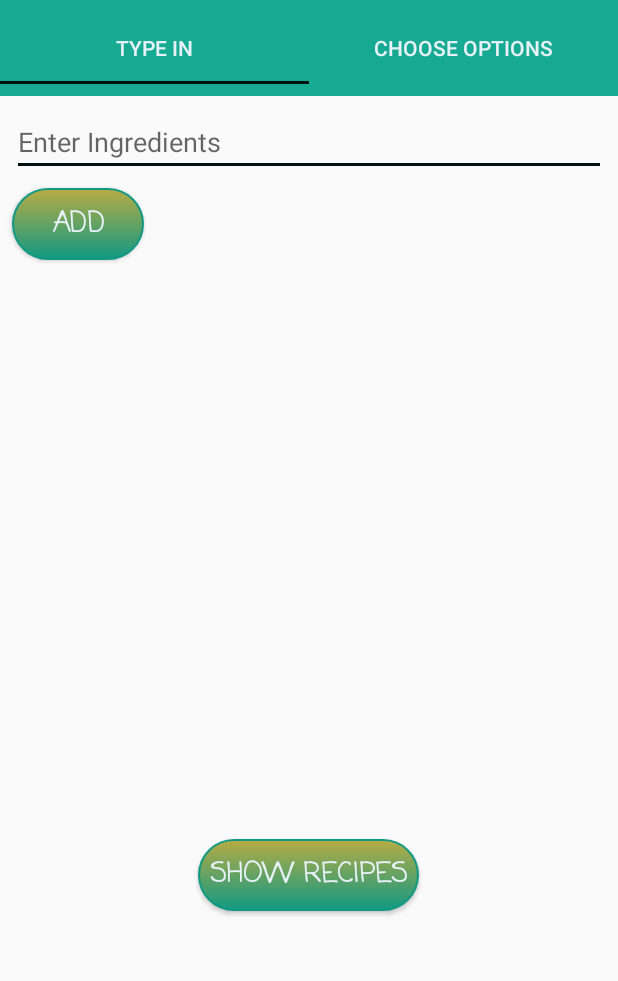
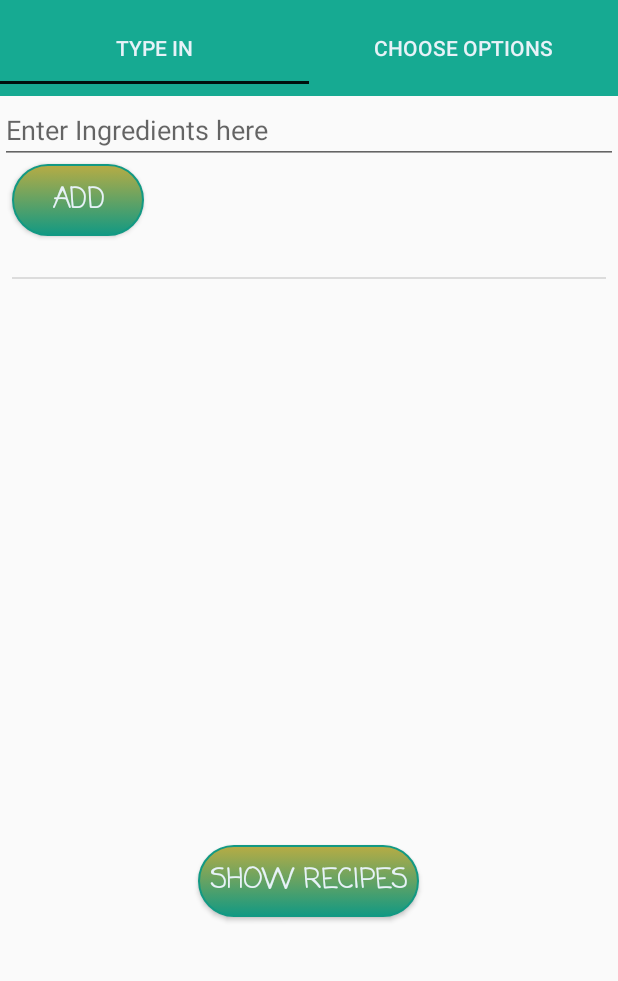
Before and after one commit to LolaAbudu/Lolitas_Kitchen, an Android app: the screen it shows after launch (MainActivity), after a tap on "ADD", on a phone screen of 412 x 824 dp, the part 72-1053 px from its top. Run offline under Robolectric (Android 15) with nearby library versions, the phone set to English and light mode, and no system bars; our stand-ins replace RxJava; network calls fail; 1 statement that could not run was skipped.

Commit message:
made type-in fragment completely functional

```diff
--- a/app/src/main/java/org/pursuit/mealprep/fragments/ChooseOptionFragment.java
+++ b/app/src/main/java/org/pursuit/mealprep/fragments/ChooseOptionFragment.java
@@ -159,12 +159,12 @@
     @Override
     public void addItem(Ingredient ingredient) {
         userSelections.add(ingredient.name);
-        Toast.makeText(getContext(), ingredient + " has been selected", Toast.LENGTH_SHORT).show();
+//        Toast.makeText(getContext(), ingredient + " has been selected", Toast.LENGTH_SHORT).show();
     }
 
     @Override
     public void removeItem(Ingredient ingredient) {
         userSelections.remove(ingredient.name);
-        Toast.makeText(getContext(), ingredient + " has been un-selected", Toast.LENGTH_SHORT).show();
+//        Toast.makeText(getContext(), ingredient + " has been un-selected", Toast.LENGTH_SHORT).show();
     }
 }
--- a/app/src/main/java/org/pursuit/mealprep/fragments/TypeInFragment.java
+++ b/app/src/main/java/org/pursuit/mealprep/fragments/TypeInFragment.java
@@ -10,10 +10,9 @@
 import android.view.View;
 import android.view.ViewGroup;
 import android.widget.ArrayAdapter;
+import android.widget.AutoCompleteTextView;
 import android.widget.Button;
-import android.widget.EditText;
 import android.widget.ListView;
-import android.widget.Toast;
 
 import org.pursuit.mealprep.FragmentInteractionListener;
 import org.pursuit.mealprep.R;
@@ -25,6 +24,7 @@
 
 import java.util.ArrayList;
 import java.util.List;
+import java.util.Objects;
 import java.util.Set;
 import java.util.TreeSet;
 
@@ -34,21 +34,21 @@
 import io.reactivex.schedulers.Schedulers;
 import retrofit2.Retrofit;
 
-public class TypeInFragment extends Fragment implements IngredientSelectedListener {
+public class TypeInFragment extends Fragment {
 
     private FragmentInteractionListener vpListener;
     private CompositeDisposable compositeDisposable;
+    private ArrayAdapter<String> adapter;
 
     private Set<String> ingredients = new TreeSet<>();
     private ArrayList<String> userSelections = new ArrayList<>();
     private ArrayList<Meal> listOfMeals = new ArrayList<>();
     private List<Ingredient> uniqueIngredientList;
 
+    private AutoCompleteTextView ingredients_suggestion_box;
     private ListView userSelectionsListView;
-    private EditText userIngredientsEditText;
+    private Button showRecipeButton;
 
-    private ArrayAdapter<String> adapter;
-    private List<String> newUserSelectionsList;
 
     public TypeInFragment() {
     }
@@ -88,11 +88,11 @@
     @Override
     public void onViewCreated(@NonNull View view, @Nullable Bundle savedInstanceState) {
         super.onViewCreated(view, savedInstanceState);
-//        ingredientsRecyclerView = view.findViewById(R.id.ingredients_recycler_view);
+
         Button addButton = view.findViewById(R.id.type_in_add_button);
-        Button showRecipeButton = view.findViewById(R.id.show_recipe_button);
+        showRecipeButton = view.findViewById(R.id.type_in_show_recipe_button);
         userSelectionsListView = view.findViewById(R.id.type_in_ingredients_listview);
-        userIngredientsEditText = view.findViewById(R.id.type_in_edit_text);
+        ingredients_suggestion_box = view.findViewById(R.id.suggestion_box);
 
         Retrofit retrofit = RetrofitSingleton.getInstance();
         MealServices mealServices = retrofit.create(MealServices.class);
@@ -108,37 +108,35 @@
 
                             listOfMeals.addAll(meals);
 
+                            transformingSetOfIngredientsIntoAList();
 
-                            transformingSetOfIngredientsIntoAList();
+                            ArrayAdapter<Ingredient> adapter = new ArrayAdapter<>(Objects.requireNonNull(getContext()), android.R.layout.simple_spinner_dropdown_item, uniqueIngredientList);
+                            ingredients_suggestion_box.setAdapter(adapter);
 
                         },
                         throwable -> Log.d("TAG", "onFailure" + throwable)
                 ));
 
+        addButtonOnClickEvent(addButton);
+        sendingUserToDisplayAllMealFragment();
+    }
+
+    private void addButtonOnClickEvent(Button addButton) {
         addButton.setOnClickListener(v -> {
-            newUserSelectionsList = new ArrayList<>();
-            String userInput = userIngredientsEditText.getText().toString();
 
-            if (newUserSelectionsList.contains(userInput)) {
-                Toast.makeText(getContext(), "Ingredient has already been added", Toast.LENGTH_LONG).show();
-            } else if (userInput == null || userInput.trim().equals("")) {
-                Toast.makeText(getContext(), "Ingredient field is empty", Toast.LENGTH_LONG).show();
-            } else {
-                newUserSelectionsList.add(userInput.trim());
-                adapter = new ArrayAdapter<>(getContext(), R.layout.type_in_itemview, R.id.type_in_user_input, newUserSelectionsList);
-                adapter.notifyDataSetChanged();
-                userSelectionsListView.setAdapter(adapter);
+            String userInput = ingredients_suggestion_box.getText().toString();
 
-                userIngredientsEditText.setText("");
+            for (Ingredient item : uniqueIngredientList) {
+                if (!userSelections.contains(userInput)) {
+                    userSelections.add(userInput);
+                }
             }
+            Log.d("TAG", "userSections: " + userSelections.toString());
+
+            adapter = new ArrayAdapter<>(Objects.requireNonNull(getContext()), R.layout.type_in_itemview, R.id.type_in_user_input, userSelections);
+            adapter.notifyDataSetChanged();
+            userSelectionsListView.setAdapter(adapter);
         });
-
-//        showRecipeButton.setOnClickListener(v -> {
-//            if (vpListener != null) {
-//                vpListener.toDisplayAllMealFragment(listOfMeals, newUserSelectionsList);
-//            }
-//        });
-//        sendingUserToDisplayAllMealFragment();
     }
 
     private void transformingSetOfIngredientsIntoAList() {
@@ -148,13 +146,13 @@
         }
     }
 
-//    private void sendingUserToDisplayAllMealFragment() {
-//        showRecipeButton.setOnClickListener(v -> {
-//            if (vpListener != null) {
-//                vpListener.toDisplayAllMealFragment(listOfMeals, newUserSelectionsList);
-//            }
-//        });
-//    }
+    private void sendingUserToDisplayAllMealFragment() {
+        showRecipeButton.setOnClickListener(v -> {
+            if (vpListener != null) {
+                vpListener.toDisplayAllMealFragment(listOfMeals, userSelections);
+            }
+        });
+    }
 
     public void addsAllUniqueIngredients(List<Meal> meals) {
         for (Meal meal1 : meals) {
@@ -179,42 +177,4 @@
         super.onDetach();
         vpListener = null;
     }
-
-    @Override
-    public void addItem(Ingredient ingredient) {
-        userSelections.add(ingredient.name);
-//        Toast.makeText(getContext(), ingredient + " has been add", Toast.LENGTH_SHORT).show();
-    }
-
-    @Override
-    public void removeItem(Ingredient ingredient) {
-        //left empty
-    }
-
-//    @Override
-//    public boolean onQueryTextSubmit(String s) {
-//        return false;
-//    }
-//
-//    @Override
-//    public boolean onQueryTextChange(String s) {
-//        //1- add every item inside of userSelections list into my newUserSelectionsList --might be redundant
-//        //2- on Button click, if ingredients.getName.toLowerCase.contains(s)
-//        //   then add that to my newUserSelectionsList
-//        //3- setText to the newUserSelectionsList
-//        List<Ingredient> newUserSelectionsList = new ArrayList<>();
-//        for (Ingredient ingredients : uniqueIngredientList) {
-////            newUserSelectionsList.add(ingredients);
-//            addButton.setOnClickListener(new View.OnClickListener() {
-//                @Override
-//                public void onClick(View v) {
-//                    if(ingredients.name.toLowerCase().contains(s.toLowerCase())){
-//                        newUserSelectionsList.add(ingredients);
-//                        userSelectionsTextView.setText(newUserSelectionsList.toString());
-//                    }
-//                }
-//            });
-//        }
-//        return false;
-//    }
 }
--- a/app/src/main/res/layout/fragment_type_in.xml
+++ b/app/src/main/res/layout/fragment_type_in.xml
@@ -6,15 +6,12 @@
     android:orientation="vertical"
     tools:context=".fragments.TypeInFragment">
 
-    <EditText
-        android:id="@+id/type_in_edit_text"
+    <AutoCompleteTextView
+        android:id="@+id/suggestion_box"
         android:layout_width="match_parent"
         android:layout_height="wrap_content"
-        android:layout_margin="@dimen/fragment_type_in_editText_layout_margin"
-        android:hint="@string/fragment_type_in_editText_hint">
-
-        <requestFocus />
-    </EditText>
+        android:completionThreshold="1"
+        android:hint="@string/fragment_type_in_auto_complete_textview_hint" />
 
     <Button
         android:id="@+id/type_in_add_button"
--- a/app/src/main/res/values/dimens.xml
+++ b/app/src/main/res/values/dimens.xml
@@ -32,7 +32,7 @@
     <dimen name="fragment_type_in_editText_layout_margin">8dp</dimen>
     <dimen name="fragment_type_in_add_button_textSize">18sp</dimen>
     <dimen name="fragment_type_in_add_button_layout_marginStart">8dp</dimen>
-    <dimen name="fragment_type_in_listview_layout_height">370dp</dimen>
+    <dimen name="fragment_type_in_listview_layout_height">390dp</dimen>
     <dimen name="fragment_type_in_listview_layout_margin">8dp</dimen>
     <dimen name="fragment_type_in_show_recipe_button_textSize">18sp</dimen>
     <dimen name="fragment_view_pager_app_name_textview_textSize">30sp</dimen>
--- a/app/src/main/res/values/strings.xml
+++ b/app/src/main/res/values/strings.xml
@@ -23,4 +23,5 @@
     <string name="projects_menu_linkedin_title">LinkedIn</string>
     <string name="fragment_splash_kitchen_textview_text">Kitchen</string>
     <string name="fragment_splash_lolita_textview_text">Lolita\'s</string>
+    <string name="fragment_type_in_auto_complete_textview_hint">Enter Ingredients here</string>
 </resources>
```
